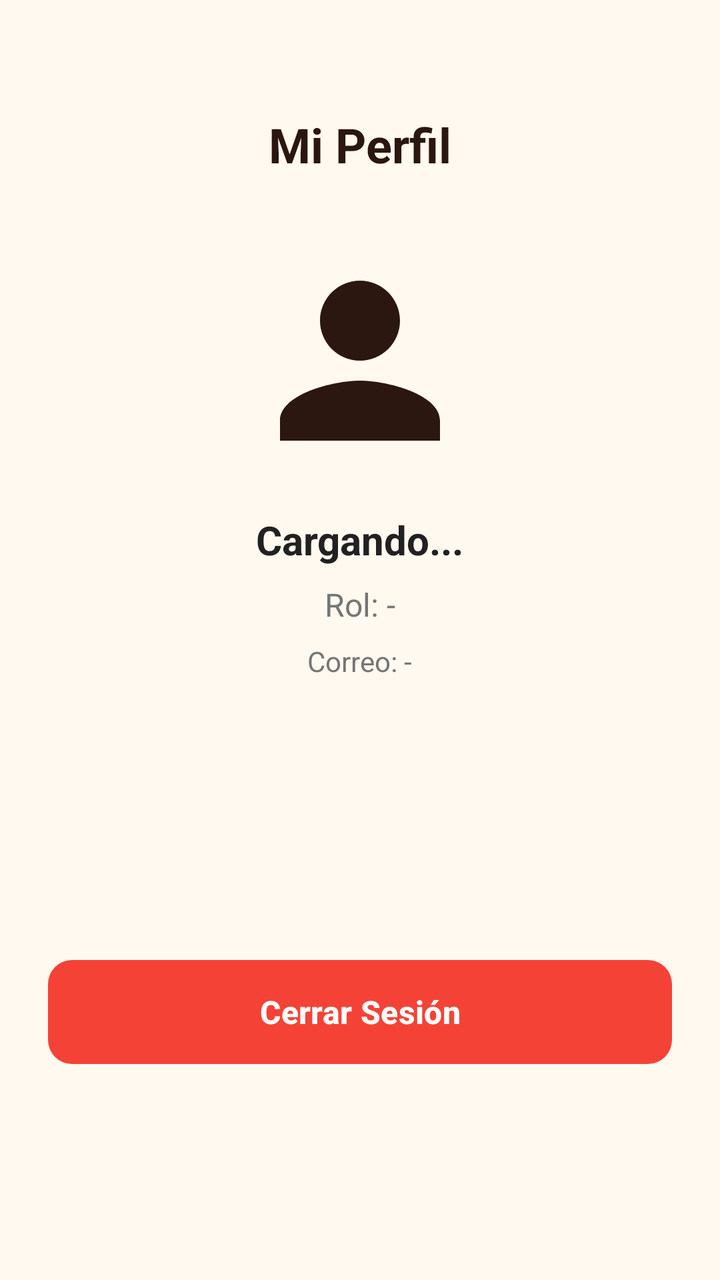
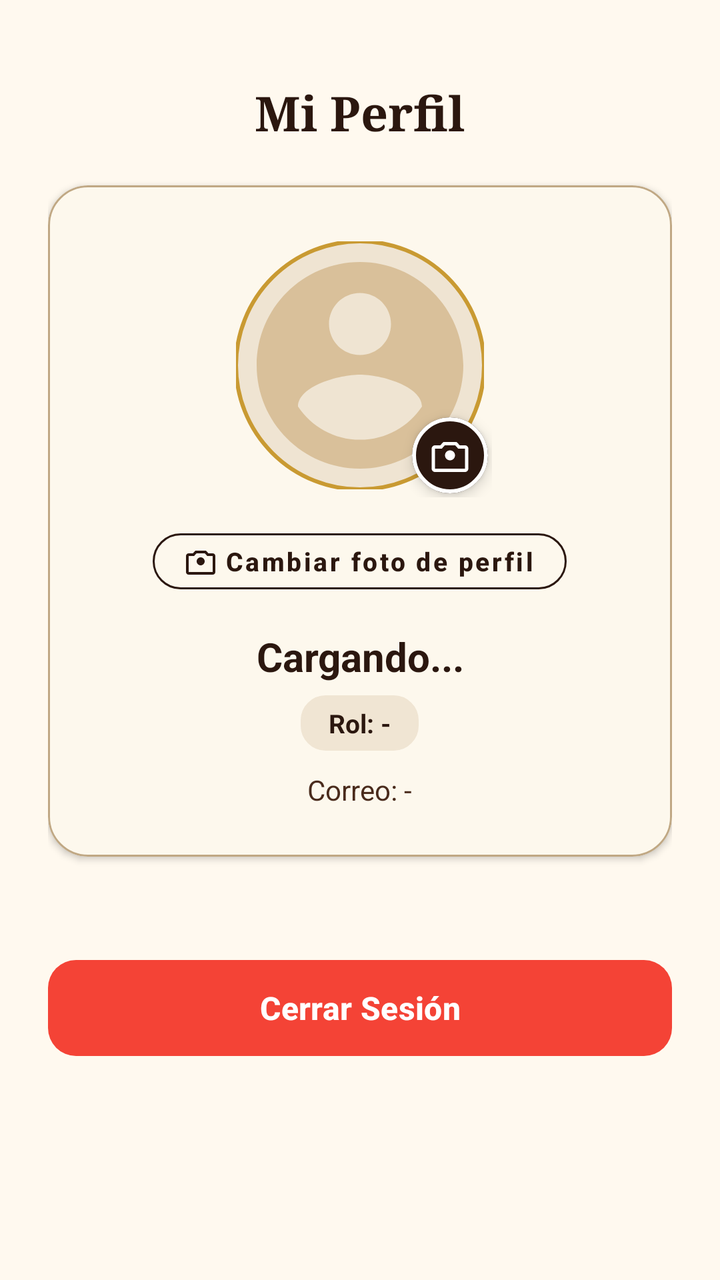

An Android layout rendered at two revisions. The XML below is the earlier revision; the diff shows what the commit changed to produce the second picture.
<!-- AndroidManifest.xml: application theme Theme.PiccoliField -->
<!-- res/layout/fragment_mi_perfil.xml -->
<?xml version="1.0" encoding="utf-8"?>
<LinearLayout xmlns:android="http://schemas.android.com/apk/res/android"
    android:layout_width="match_parent"
    android:layout_height="match_parent"
    xmlns:app="http://schemas.android.com/apk/res-auto"
    android:background="@color/color_fondo"
    android:orientation="vertical"
    android:padding="24dp"
    android:gravity="center_horizontal">

    <TextView
        android:layout_width="wrap_content"
        android:layout_height="wrap_content"
        android:text="Mi Perfil"
        android:textColor="@color/cafe_profundo"
        android:textSize="24sp"
        android:textStyle="bold"
        android:layout_marginTop="32dp"
        android:layout_marginBottom="32dp" />

    <ImageView
        android:layout_width="120dp"
        android:layout_height="120dp"
        android:src="@drawable/ic_person"
        app:tint="@color/cafe_profundo"
        android:layout_marginBottom="16dp" />

    <TextView
        android:id="@+id/tvNombrePerfil"
        android:layout_width="wrap_content"
        android:layout_height="wrap_content"
        android:text="Cargando..."
        android:textColor="#212121"
        android:textSize="20sp"
        android:textStyle="bold"
        android:layout_marginBottom="8dp" />

    <TextView
        android:id="@+id/tvRolPerfil"
        android:layout_width="wrap_content"
        android:layout_height="wrap_content"
        android:text="Rol: -"
        android:textColor="#757575"
        android:textSize="16sp"
        android:layout_marginBottom="8dp" />

    <TextView
        android:id="@+id/tvCorreoPerfil"
        android:layout_width="wrap_content"
        android:layout_height="wrap_content"
        android:text="Correo: -"
        android:textColor="#757575"
        android:textSize="14sp"
        android:layout_marginBottom="48dp" />

    <Space
        android:layout_width="match_parent"
        android:layout_height="0dp"
        android:layout_weight="1" />

    <com.google.android.material.button.MaterialButton
        android:id="@+id/btnCerrarSesion"
        android:layout_width="match_parent"
        android:layout_height="60dp"
        android:text="Cerrar Sesión"
        android:textColor="@android:color/white"
        android:textSize="16sp"
        android:textStyle="bold"
        app:backgroundTint="#F44336"
        app:cornerRadius="12dp"
        android:layout_marginBottom="80dp" />

</LinearLayout>
<!-- resources referenced by this layout -->
<resources>
  <color name="cafe_profundo">#2B170F</color>
  <color name="color_fondo">#FFF9EF</color>
  <!-- drawable ic_person (drawable) -->
  <?xml version="1.0" encoding="utf-8"?>
  <vector xmlns:android="http://schemas.android.com/apk/res/android"
      android:width="24dp"
      android:height="24dp"
      android:viewportWidth="24"
      android:viewportHeight="24">
      <path
          android:fillColor="#4A2B1C"
          android:pathData="M12,12c2.21,0 4,-1.79 4,-4s-1.79,-4 -4,-4 -4,1.79 -4,4 1.79,4 4,4zM12,14c-2.67,0 -8,1.34 -8,4v2h16v-2c0,-2.66 -5.33,-4 -8,-4z"/>
  </vector>
  <style name="Theme.PiccoliField" parent="Base.Theme.PiccoliField" />
  <style name="Base.Theme.PiccoliField" parent="Theme.Material3.DayNight.NoActionBar">
          
          
      </style>
</resources>

<!-- the commit's change to res/layout/fragment_mi_perfil.xml (unified diff, before → after) -->
@@ -1,73 +1,172 @@
 <?xml version="1.0" encoding="utf-8"?>
-<LinearLayout xmlns:android="http://schemas.android.com/apk/res/android"
+<androidx.core.widget.NestedScrollView xmlns:android="http://schemas.android.com/apk/res/android"
+    xmlns:app="http://schemas.android.com/apk/res-auto"
+    xmlns:tools="http://schemas.android.com/tools"
     android:layout_width="match_parent"
     android:layout_height="match_parent"
-    xmlns:app="http://schemas.android.com/apk/res-auto"
     android:background="@color/color_fondo"
-    android:orientation="vertical"
-    android:padding="24dp"
-    android:gravity="center_horizontal">
+    android:fillViewport="true">
 
-    <TextView
-        android:layout_width="wrap_content"
+    <LinearLayout
+        android:layout_width="match_parent"
         android:layout_height="wrap_content"
-        android:text="Mi Perfil"
-        android:textColor="@color/cafe_profundo"
-        android:textSize="24sp"
-        android:textStyle="bold"
-        android:layout_marginTop="32dp"
-        android:layout_marginBottom="32dp" />
+        android:gravity="center_horizontal"
+        android:orientation="vertical"
+        android:padding="24dp">
 
-    <ImageView
-        android:layout_width="120dp"
-        android:layout_height="120dp"
-        android:src="@drawable/ic_person"
-        app:tint="@color/cafe_profundo"
-        android:layout_marginBottom="16dp" />
+        <TextView
+            android:layout_width="wrap_content"
+            android:layout_height="wrap_content"
+            android:layout_marginTop="16dp"
+            android:layout_marginBottom="20dp"
+            android:fontFamily="serif"
+            android:text="Mi Perfil"
+            android:textColor="@color/cafe_profundo"
+            android:textSize="24sp"
+            android:textStyle="bold" />
 
-    <TextView
-        android:id="@+id/tvNombrePerfil"
-        android:layout_width="wrap_content"
-        android:layout_height="wrap_content"
-        android:text="Cargando..."
-        android:textColor="#212121"
-        android:textSize="20sp"
-        android:textStyle="bold"
-        android:layout_marginBottom="8dp" />
+        
+        <com.google.android.material.card.MaterialCardView
+            android:layout_width="match_parent"
+            android:layout_height="wrap_content"
+            app:cardBackgroundColor="#FDF8ED"
+            app:cardCornerRadius="20dp"
+            app:cardElevation="2dp"
+            app:strokeColor="@color/stroke_color"
+            app:strokeWidth="1dp">
 
-    <TextView
-        android:id="@+id/tvRolPerfil"
-        android:layout_width="wrap_content"
-        android:layout_height="wrap_content"
-        android:text="Rol: -"
-        android:textColor="#757575"
-        android:textSize="16sp"
-        android:layout_marginBottom="8dp" />
+            <LinearLayout
+                android:layout_width="match_parent"
+                android:layout_height="wrap_content"
+                android:gravity="center_horizontal"
+                android:orientation="vertical"
+                android:padding="24dp">
 
-    <TextView
-        android:id="@+id/tvCorreoPerfil"
-        android:layout_width="wrap_content"
-        android:layout_height="wrap_content"
-        android:text="Correo: -"
-        android:textColor="#757575"
-        android:textSize="14sp"
-        android:layout_marginBottom="48dp" />
+                
+                <FrameLayout
+                    android:id="@+id/flContenedorFotoPerfil"
+                    android:layout_width="132dp"
+                    android:layout_height="132dp"
+                    android:layout_marginBottom="12dp">
 
-    <Space
-        android:layout_width="match_parent"
-        android:layout_height="0dp"
-        android:layout_weight="1" />
+                    <com.google.android.material.imageview.ShapeableImageView
+                        android:id="@+id/ivFotoPerfil"
+                        android:layout_width="124dp"
+                        android:layout_height="124dp"
+                        android:layout_gravity="center"
+                        android:background="#EFE4D2"
+                        android:clickable="true"
+                        android:contentDescription="@string/cd_user_avatar"
+                        android:focusable="true"
+                        android:scaleType="centerCrop"
+                        app:shapeAppearanceOverlay="@style/ShapeAppearanceOverlay.App.CornerSize50Percent"
+                        app:srcCompat="@drawable/ic_avatar_placeholder"
+                        app:strokeColor="@color/dorado_premium"
+                        app:strokeWidth="2dp" />
 
-    <com.google.android.material.button.MaterialButton
-        android:id="@+id/btnCerrarSesion"
-        android:layout_width="match_parent"
-        android:layout_height="60dp"
-        android:text="Cerrar Sesión"
-        android:textColor="@android:color/white"
-        android:textSize="16sp"
-        android:textStyle="bold"
-        app:backgroundTint="#F44336"
-        app:cornerRadius="12dp"
-        android:layout_marginBottom="80dp" />
+                    <com.google.android.material.card.MaterialCardView
+                        android:id="@+id/btnEditarFotoBadge"
+                        android:layout_width="38dp"
+                        android:layout_height="38dp"
+                        android:layout_gravity="bottom|end"
+                        android:layout_margin="2dp"
+                        android:clickable="true"
+                        android:focusable="true"
+                        app:cardBackgroundColor="@color/cafe_profundo"
+                        app:cardCornerRadius="19dp"
+                        app:cardElevation="4dp"
+                        app:strokeColor="@color/white"
+                        app:strokeWidth="2dp">
 
-</LinearLayout>
+                        <ImageView
+                            android:layout_width="20dp"
+                            android:layout_height="20dp"
+                            android:layout_gravity="center"
+                            android:src="@drawable/ic_camera_icon"
+                            app:tint="@color/white"
+                            tools:ignore="ContentDescription" />
+                    </com.google.android.material.card.MaterialCardView>
+
+                    <ProgressBar
+                        android:id="@+id/pbSubiendoFoto"
+                        android:layout_width="42dp"
+                        android:layout_height="42dp"
+                        android:layout_gravity="center"
+                        android:indeterminateTint="@color/cafe_profundo"
+                        android:visibility="gone" />
+                </FrameLayout>
+
+                <com.google.android.material.button.MaterialButton
+                    android:id="@+id/btnCambiarFotoPerfil"
+                    style="@style/Widget.MaterialComponents.Button.OutlinedButton"
+                    android:layout_width="wrap_content"
+                    android:layout_height="40dp"
+                    android:layout_marginBottom="14dp"
+                    android:text="Cambiar foto de perfil"
+                    android:textAllCaps="false"
+                    android:textColor="@color/cafe_profundo"
+                    android:textSize="13sp"
+                    android:textStyle="bold"
+                    app:cornerRadius="20dp"
+                    app:icon="@drawable/ic_camera_icon"
+                    app:iconSize="16dp"
+                    app:iconTint="@color/cafe_profundo"
+                    app:strokeColor="@color/cafe_profundo"
+                    app:strokeWidth="1dp" />
+
+                <TextView
+                    android:id="@+id/tvNombrePerfil"
+                    android:layout_width="wrap_content"
+                    android:layout_height="wrap_content"
+                    android:gravity="center"
+                    android:text="Cargando..."
+                    android:textColor="@color/cafe_profundo"
+                    android:textSize="20sp"
+                    android:textStyle="bold"
+                    android:layout_marginBottom="6dp" />
+
+                <TextView
+                    android:id="@+id/tvRolPerfil"
+                    android:layout_width="wrap_content"
+                    android:layout_height="wrap_content"
+                    android:layout_marginBottom="10dp"
+                    android:background="@drawable/bg_search_rounded"
+                    android:backgroundTint="#F0E5D3"
+                    android:paddingHorizontal="14dp"
+                    android:paddingVertical="5dp"
+                    android:text="Rol: -"
+                    android:textColor="@color/cafe_profundo"
+                    android:textSize="13sp"
+                    android:textStyle="bold" />
+
+                <TextView
+                    android:id="@+id/tvCorreoPerfil"
+                    android:layout_width="wrap_content"
+                    android:layout_height="wrap_content"
+                    android:text="Correo: -"
+                    android:textColor="@color/chocolate"
+                    android:textSize="14sp" />
+
+            </LinearLayout>
+        </com.google.android.material.card.MaterialCardView>
+
+        <Space
+            android:layout_width="match_parent"
+            android:layout_height="0dp"
+            android:layout_weight="1" />
+
+        <com.google.android.material.button.MaterialButton
+            android:id="@+id/btnCerrarSesion"
+            android:layout_width="match_parent"
+            android:layout_height="56dp"
+            android:layout_marginTop="24dp"
+            android:layout_marginBottom="84dp"
+            android:text="Cerrar Sesión"
+            android:textColor="@android:color/white"
+            android:textSize="16sp"
+            android:textStyle="bold"
+            app:backgroundTint="#F44336"
+            app:cornerRadius="14dp" />
+
+    </LinearLayout>
+</androidx.core.widget.NestedScrollView>
<!-- resource entries referenced after the edit -->
@@ -1,19 +1,44 @@
 <!-- resources referenced by this layout -->
 <resources>
   <color name="cafe_profundo">#2B170F</color>
+  <color name="chocolate">#4A2B1C</color>
   <color name="color_fondo">#FFF9EF</color>
-  <!-- drawable ic_person (drawable) -->
+  <color name="dorado_premium">#C99A32</color>
+  <color name="stroke_color">#C0A884</color>
+  <color name="white">#FFFFFFFF</color>
+  <!-- drawable bg_search_rounded (drawable) -->
   <?xml version="1.0" encoding="utf-8"?>
+  <shape xmlns:android="http://schemas.android.com/apk/res/android">
+      <solid android:color="@color/crema_vainilla" />
+      <corners android:radius="12dp" />
+      <stroke android:width="1dp" android:color="#E0E0E0" />
+  </shape>
+  <!-- drawable ic_avatar_placeholder (drawable) -->
+  <vector xmlns:android="http://schemas.android.com/apk/res/android"
+      android:width="48dp"
+      android:height="48dp"
+      android:viewportWidth="24"
+      android:viewportHeight="24">
+    <path
+        android:fillColor="#D9C09A"
+        android:pathData="M12,2C6.48,2 2,6.48 2,12s4.48,10 10,10 10,-4.48 10,-10S17.52,2 12,2zm0,3c1.66,0 3,1.34 3,3s-1.34,3 -3,3 -3,-1.34 -3,-3 1.34,-3 3,-3zm0,14.2c-2.5,0 -4.71,-1.28 -6,-3.22 0.03,-1.99 4,-3.08 6,-3.08 1.99,0 5.97,1.09 6,3.08 -1.29,1.94 -3.5,3.22 -6,3.22z"/>
+  </vector>
+  <!-- drawable ic_camera_icon (drawable) -->
   <vector xmlns:android="http://schemas.android.com/apk/res/android"
       android:width="24dp"
       android:height="24dp"
       android:viewportWidth="24"
       android:viewportHeight="24">
-      <path
-          android:fillColor="#4A2B1C"
-          android:pathData="M12,12c2.21,0 4,-1.79 4,-4s-1.79,-4 -4,-4 -4,1.79 -4,4 1.79,4 4,4zM12,14c-2.67,0 -8,1.34 -8,4v2h16v-2c0,-2.66 -5.33,-4 -8,-4z"/>
+    <path
+        android:fillColor="#FFF9EF"
+        android:pathData="M12,15c1.66,0 3,-1.34 3,-3s-1.34,-3 -3,-3 -3,1.34 -3,3 1.34,3 3,3zm9,-9h-3.17L16,4H8L6.17,6H3c-1.1,0 -2,0.9 -2,2v12c0,1.1 0.9,2 2,2h18c1.1,0 2,-0.9 2,-2V8c0,-1.1 -0.9,-2 -2,-2zm0,14H3V8h4.05l1.83,-2h6.24l1.83,2H21v12z"/>
   </vector>
+  <string name="cd_user_avatar">Foto de perfil</string>
+  <style name="ShapeAppearanceOverlay.App.CornerSize50Percent" parent="">
+          <item name="cornerSize">50%</item>
+      </style>
   <style name="Theme.PiccoliField" parent="Base.Theme.PiccoliField" />
+  <color name="crema_vainilla">#F3E4C7</color>
   <style name="Base.Theme.PiccoliField" parent="Theme.Material3.DayNight.NoActionBar">
           
           
